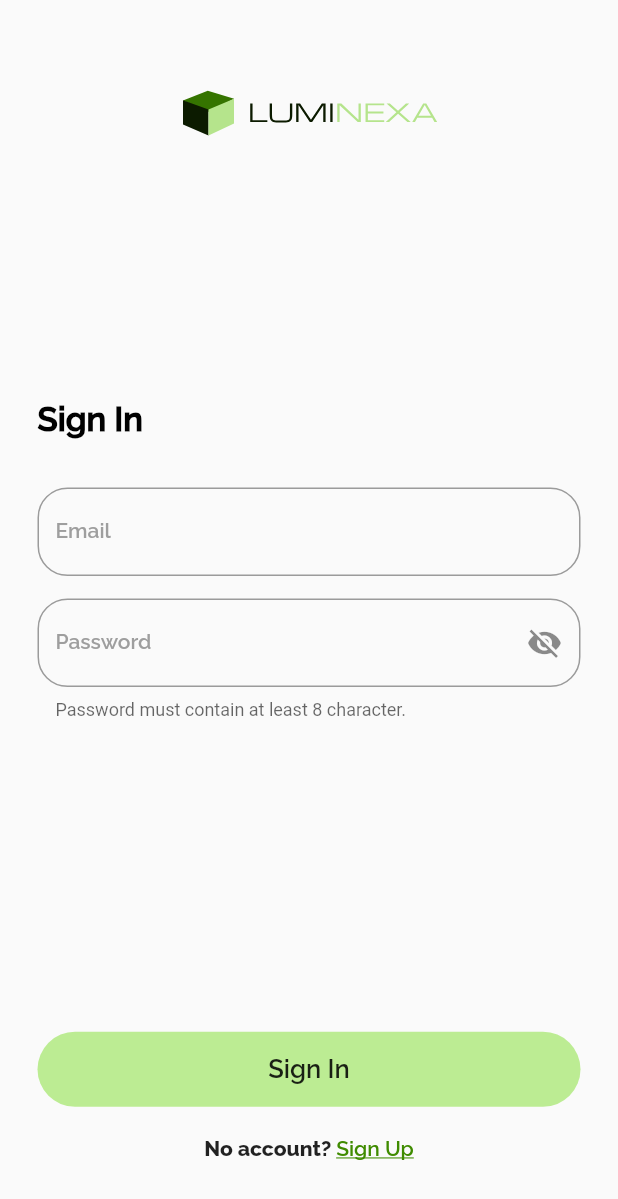
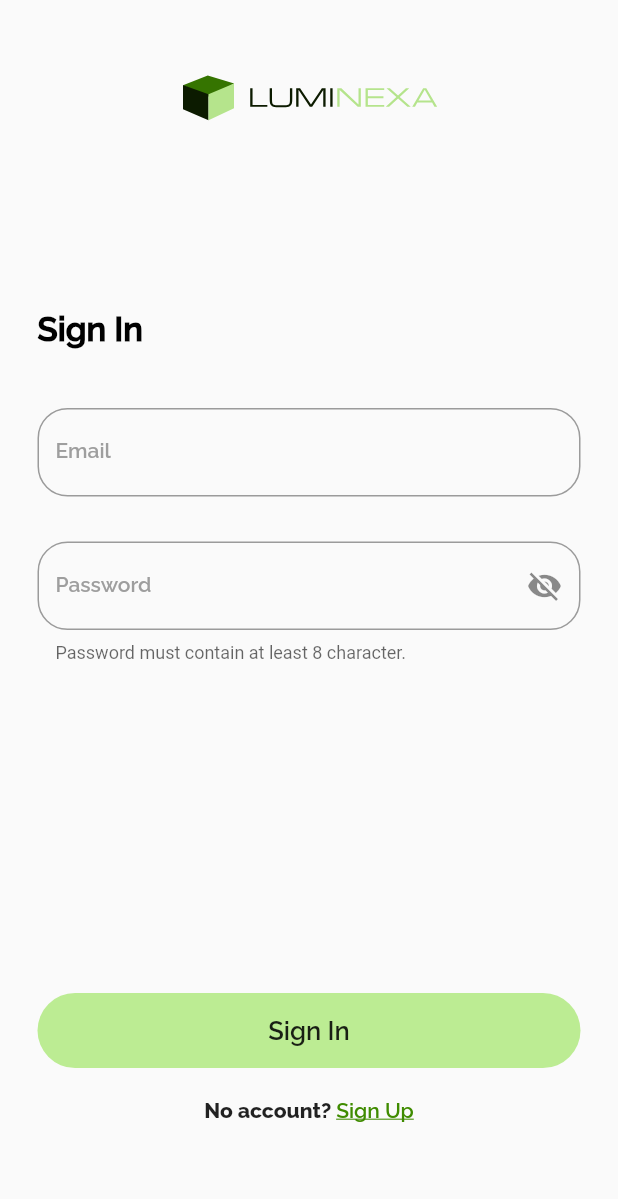
Before and after one commit to MohammadAlAgha/luminexa, a Flutter app: the logIn screen opened directly, on a phone screen of 412 x 824 dp. Shown: the top 1199 px of the screen. Run offline on Flutter 3.47's test engine with Material 2 defaults, Android fonts, the phone set to English and light mode, and no system bars; our stand-ins replace flutter_svg, google_nav_bar.

Commit message:
Frontend: Added scroll for the login and sign up

```diff
--- a/luminexa_mobile/lib/screens/login.dart
+++ b/luminexa_mobile/lib/screens/login.dart
@@ -18,14 +18,18 @@ class _logInState extends State<logIn> {
   @override
   Widget build(BuildContext context) {
     return Scaffold(
-      body: SafeArea(
+      body: SingleChildScrollView(
+        child: SafeArea(
           child: Column(
-            mainAxisAlignment: MainAxisAlignment.spaceEvenly,
+              mainAxisAlignment: MainAxisAlignment.center,
               crossAxisAlignment: CrossAxisAlignment.center,
               children: [
+                SizedBox(
+                  height: 40,
+                ),
                 SvgPicture.asset("images/Logo.svg"),
                 SizedBox(
-                height: 50,
+                  height: 100,
                 ),
                 Column(
                   mainAxisAlignment: MainAxisAlignment.spaceAround,
@@ -46,7 +50,7 @@ class _logInState extends State<logIn> {
                           ]),
                     ),
                     Container(
-                    height: 170,
+                      height: 200,
                       child: Column(
                           mainAxisAlignment: MainAxisAlignment.spaceAround,
                           children: [
@@ -67,10 +71,10 @@ class _logInState extends State<logIn> {
                   ],
                 ),
                 SizedBox(
-                height: 100,
+                  height: 180,
                 ),
                 Padding(
-                padding: const EdgeInsets.symmetric(horizontal: 25),
+                  padding: const EdgeInsets.all(25),
                   child: Column(
                     children: [
                       styledButton(innerText: "Sign In"),
@@ -109,6 +113,7 @@ class _logInState extends State<logIn> {
                 )
               ]),
         ),
+      ),
     );
   }
 }
```
Also changed, not shown: luminexa_mobile/lib/screens/signUp.dart (+7 -5 lines). Lines whose indentation alone changed are shown as unchanged.
